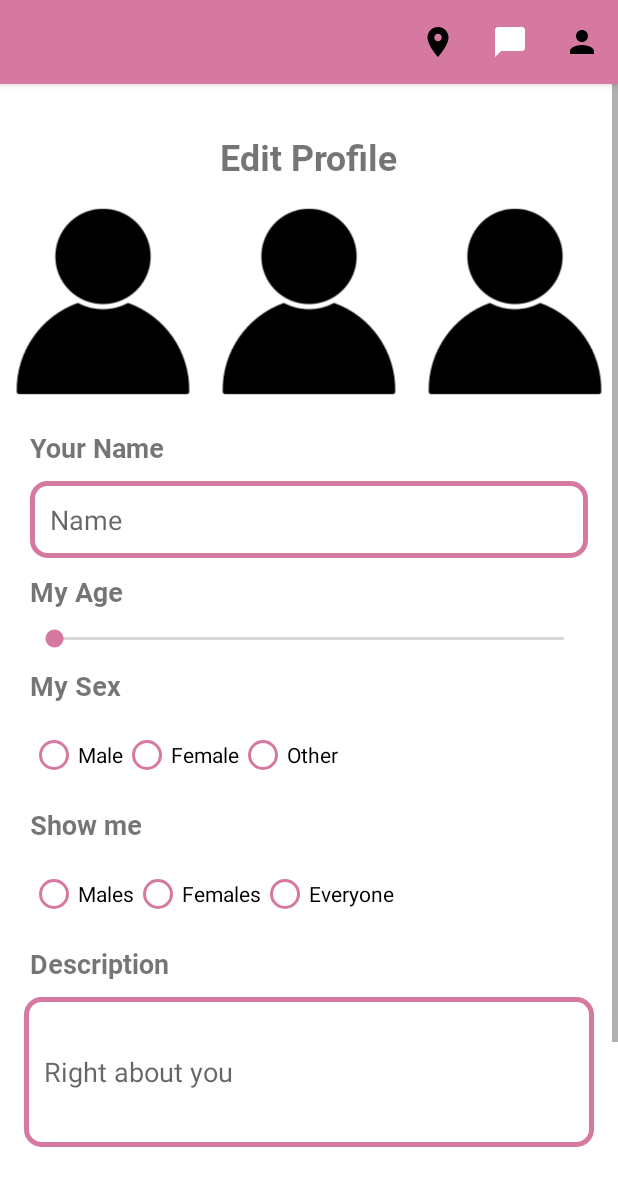
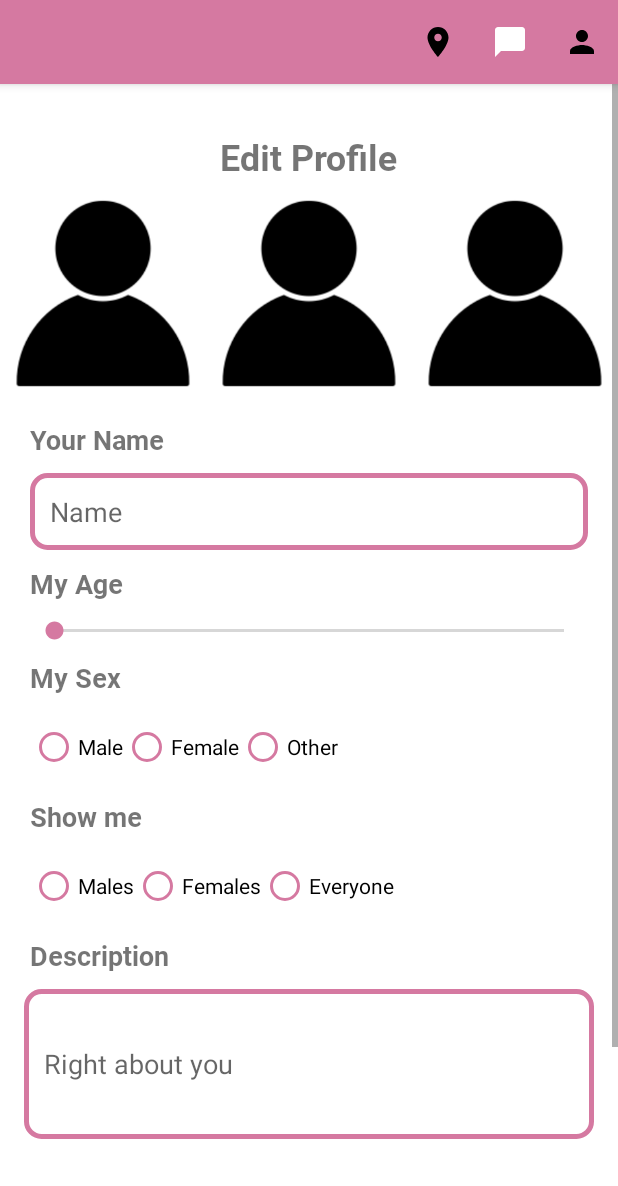
Before and after one commit to ICM-Cremosas/ICM-Main, an Android app: the EditProfile screen opened through its navigation route, on a phone screen of 412 x 824 dp. Shown: the top 1186 px of the screen. Run offline under Robolectric (Android 15) with nearby library versions, the phone set to English and light mode, and no system bars; our stand-ins replace Firebase (no records; nobody signed in at launch, a user with empty details on screens opened directly), data binding, navigation-ui.

Commit message:
edit profile and some error prevention

```diff
--- a/AREC/app/src/main/java/com/example/arec/MapsActivity.kt
+++ b/AREC/app/src/main/java/com/example/arec/MapsActivity.kt
@@ -143,6 +143,7 @@ class MapsActivity : Fragment(), OnMapReadyCallback {
                     //add the marker for the user and event
                     userMaker = mMap.addMarker(MarkerOptions().position(latLngUser).title("User").icon(icon))
                     userMaker!!.tag = "user"
+                    userMaker!!.zIndex = 0f // Set the zIndex value to a lower value
 
                     if (progressDialog?.isShowing == true) {
                         progressDialog?.dismiss()
--- a/AREC/app/src/main/java/com/example/arec/OTP.kt
+++ b/AREC/app/src/main/java/com/example/arec/OTP.kt
@@ -52,7 +52,8 @@ class OTP : Fragment() {
                 }
 
                 override fun onVerificationFailed(p0: FirebaseException) {
-                    TODO("Not yet implemented")
+                    Toast.makeText(requireContext(), "Failed", Toast.LENGTH_SHORT).show()
+                    view?.findNavController()?.navigate(R.id.action_OTP_to_login)
                 }
 
                 override fun onCodeSent(verifyId: String, forceResendingToken: PhoneAuthProvider.ForceResendingToken) {
--- a/AREC/app/src/main/java/com/example/arec/UsersActivity.kt
+++ b/AREC/app/src/main/java/com/example/arec/UsersActivity.kt
@@ -1,6 +1,5 @@
 package com.example.arec
 
-import android.app.ProgressDialog
 import android.os.Bundle
 import android.view.*
 import androidx.databinding.DataBindingUtil
@@ -25,15 +24,10 @@ class UsersActivity : Fragment() {
     var database: FirebaseDatabase? = null
     var users: ArrayList<User>? = null
     var usersAdapter: UserAdapter? = null
-    var dialog: ProgressDialog? = null
     var userLogged: User? = null
 
     override fun onCreateView(inflater: LayoutInflater, container: ViewGroup?, savedInstanceState: Bundle?): View? {
         binding = DataBindingUtil.inflate<UsersBinding>(inflater, R.layout.users,container,false)
-
-        dialog = ProgressDialog(requireContext())
-        dialog!!.setMessage("Uploading Image...")
-        dialog!!.setCancelable(false)
         database = FirebaseDatabase.getInstance()
         users = ArrayList<User>()
         usersAdapter = UserAdapter(requireContext(), users!!, findNavController())
--- a/AREC/app/src/main/java/com/example/arec/adapter/ImagePagerAdapter.kt
+++ b/AREC/app/src/main/java/com/example/arec/adapter/ImagePagerAdapter.kt
@@ -19,7 +19,7 @@ class ImagePagerAdapter(private val imageUrls: List<String?>, private val contex
 
         Glide.with(context)
             .load(imageUrls[position])
-            .placeholder(R.drawable.placeholder)
+            .placeholder(R.drawable.ic_loading)
             .into(imageView)
 
         // Add padding to the top and bottom of the image to create vertical orientation
--- a/AREC/app/src/main/res/layout/edit_profile.xml
+++ b/AREC/app/src/main/res/layout/edit_profile.xml
@@ -27,40 +27,34 @@
 
             <LinearLayout
                 android:id="@+id/imagens"
+                android:layout_width="match_parent"
+                android:layout_height="wrap_content"
                 android:orientation="horizontal"
-                android:layout_width="wrap_content"
-                android:layout_height="wrap_content">
+                app:layout_constraintEnd_toEndOf="parent"
+                app:layout_constraintStart_toStartOf="parent"
+                app:layout_constraintTop_toBottomOf="@+id/title">
 
 
                 <ImageView
                     android:id="@+id/profileImage1"
-                    android:layout_width="wrap_content"
+                    android:layout_width="match_parent"
                     android:layout_height="150dp"
-                    android:src="@drawable/avatar"
                     android:layout_weight="1"
-                    android:layout_centerHorizontal="true"
-                    android:layout_marginTop="70dp"
-                    />
+                    android:src="@drawable/avatar" />
 
                 <ImageView
                     android:id="@+id/profileImage2"
-                    android:layout_width="wrap_content"
+                    android:layout_width="match_parent"
                     android:layout_height="150dp"
                     android:layout_weight="1"
-                    android:src="@drawable/avatar"
-                    android:layout_centerHorizontal="true"
-                    android:layout_marginTop="70dp"
-                    />
+                    android:src="@drawable/avatar" />
 
                 <ImageView
                     android:id="@+id/profileImage3"
-                    android:layout_width="wrap_content"
+                    android:layout_width="match_parent"
                     android:layout_height="150dp"
                     android:layout_weight="1"
-                    android:src="@drawable/avatar"
-                    android:layout_centerHorizontal="true"
-                    android:layout_marginTop="70dp"
-                    />
+                    android:src="@drawable/avatar" />
             </LinearLayout>
 
             <TextView
--- a/AREC/app/src/main/res/layout/profile.xml
+++ b/AREC/app/src/main/res/layout/profile.xml
@@ -24,7 +24,7 @@
                 app:layout_constraintEnd_toEndOf="parent"
                 app:layout_constraintHorizontal_bias="0.24"
                 app:layout_constraintStart_toStartOf="@+id/view_pager"
-                app:srcCompat="@drawable/ic_add" />
+                app:srcCompat="@drawable/ic_cross" />
 
             <com.google.android.material.floatingactionbutton.FloatingActionButton
                 android:id="@+id/but_like"
@@ -45,9 +45,8 @@
                 android:id="@+id/view_pager"
                 android:layout_width="match_parent"
                 android:layout_height="733dp"
-                android:layout_marginTop="4dp"
+                android:contentDescription="@string/imagens_de_profile"
                 android:orientation="vertical"
-                android:contentDescription="@string/imagens_de_profile"
                 app:layout_constraintEnd_toEndOf="parent"
                 app:layout_constraintHorizontal_bias="0.0"
                 app:layout_constraintStart_toStartOf="parent"
--- a/AREC/app/src/main/res/navigation/navigation.xml
+++ b/AREC/app/src/main/res/navigation/navigation.xml
@@ -113,6 +113,11 @@
             app:destination="@id/maps"
             app:popUpTo="@id/login"
             app:popUpToInclusive="true" />
+        <action
+            android:id="@+id/action_OTP_to_login"
+            app:destination="@id/login"
+            app:popUpTo="@id/login"
+            app:popUpToInclusive="true" />
     </fragment>
     <fragment
         android:id="@+id/users"
```
Also changed, not shown: AREC/app/src/main/java/com/example/arec/EditProfile.kt (+5 -5 lines), AREC/app/src/main/java/com/example/arec/Login.kt (+26 -2 lines), AREC/app/src/main/res/drawable-v24/ic_launcher_foreground.xml (deleted, +0 -30 lines), AREC/app/src/main/res/drawable/ic_launcher_foreground.xml (deleted, +0 -30 lines), AREC/app/src/main/res/drawable/ic_cross.png (added), AREC/app/src/main/res/drawable/ic_loading.png (added).
